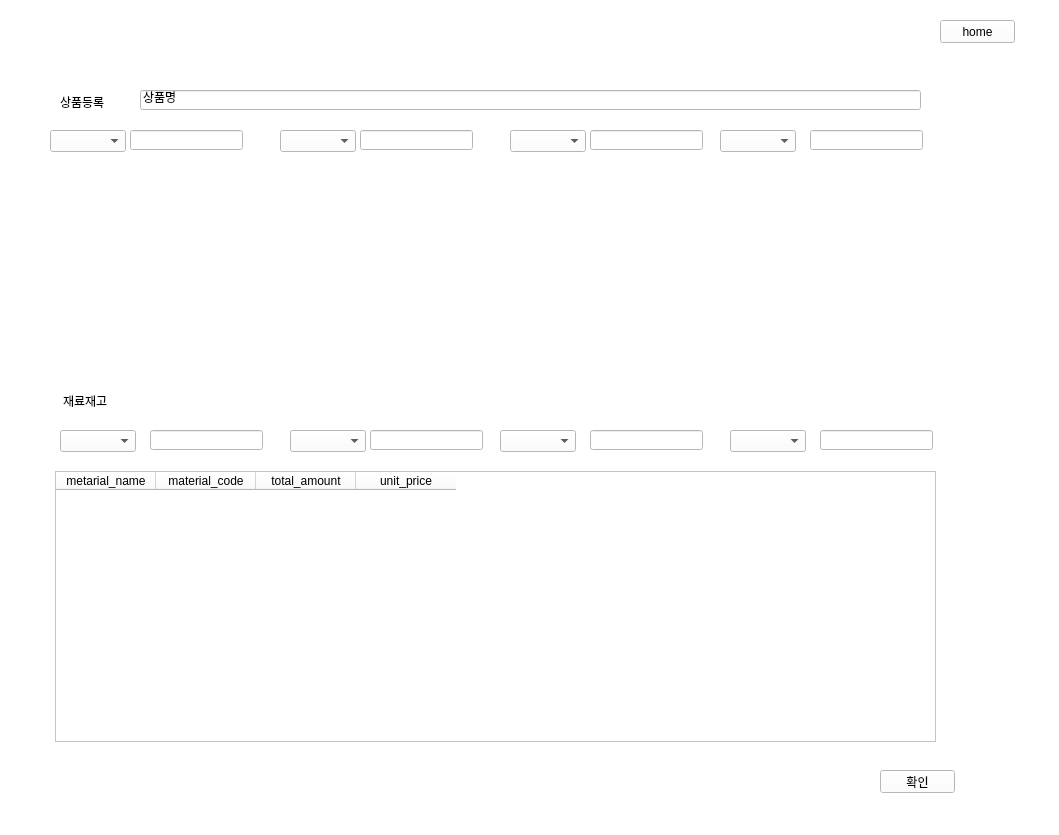
soyyoonn/SMARTSTORE, file smartstore.ui: the form before one commit.
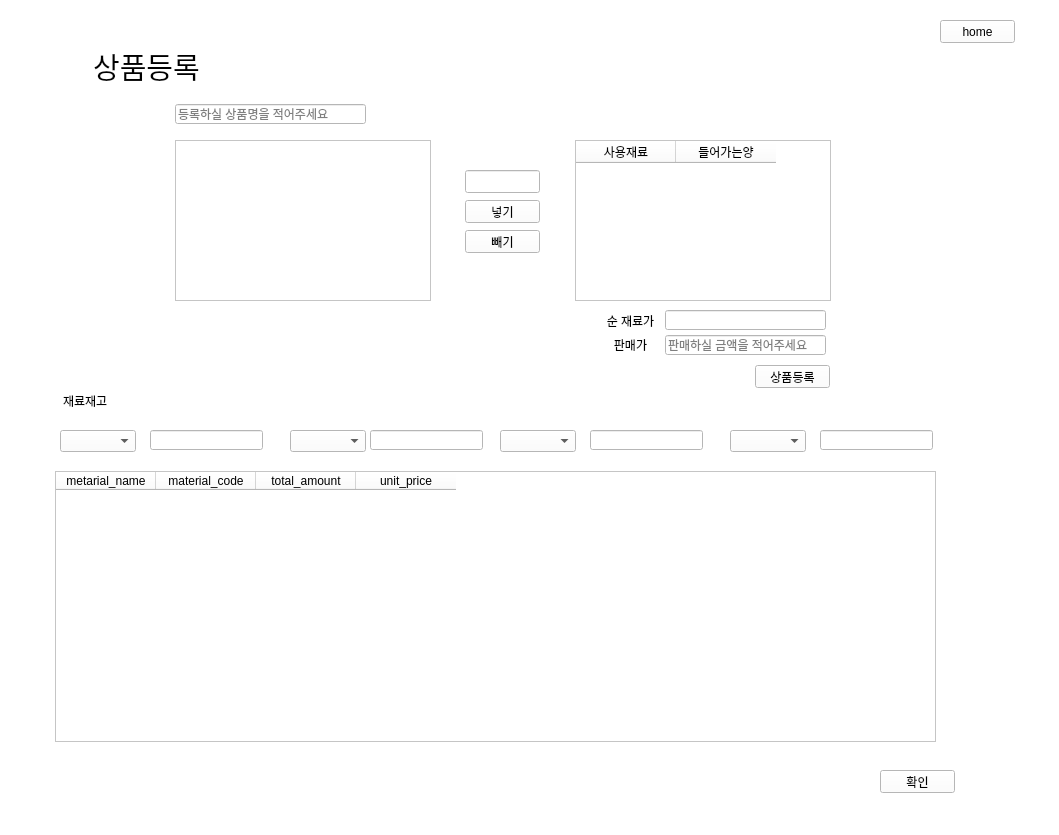
The form after the commit.

Commit message: 연수_상품등록 ui 수정, 상품등록 ui 실행 코드 작성

What changed in the file:
```diff
--- a/smartstore.ui
+++ b/smartstore.ui
@@ -600,39 +600,6 @@
     </widget>
    </widget>
    <widget class="QWidget" name="page_4">
-    <widget class="QLabel" name="label">
-     <property name="geometry">
-      <rect>
-       <x>60</x>
-       <y>96</y>
-       <width>56</width>
-       <height>12</height>
-      </rect>
-     </property>
-     <property name="text">
-      <string>상품등록</string>
-     </property>
-    </widget>
-    <widget class="QComboBox" name="material">
-     <property name="geometry">
-      <rect>
-       <x>50</x>
-       <y>130</y>
-       <width>76</width>
-       <height>22</height>
-      </rect>
-     </property>
-    </widget>
-    <widget class="QLineEdit" name="stock">
-     <property name="geometry">
-      <rect>
-       <x>130</x>
-       <y>130</y>
-       <width>113</width>
-       <height>20</height>
-      </rect>
-     </property>
-    </widget>
     <widget class="QLabel" name="label_2">
      <property name="geometry">
       <rect>
@@ -666,79 +633,6 @@
       </rect>
      </property>
     </widget>
-    <widget class="QLineEdit" name="productname">
-     <property name="geometry">
-      <rect>
-       <x>140</x>
-       <y>90</y>
-       <width>781</width>
-       <height>20</height>
-      </rect>
-     </property>
-     <property name="text">
-      <string>상품명</string>
-     </property>
-    </widget>
-    <widget class="QComboBox" name="material2">
-     <property name="geometry">
-      <rect>
-       <x>280</x>
-       <y>130</y>
-       <width>76</width>
-       <height>22</height>
-      </rect>
-     </property>
-    </widget>
-    <widget class="QLineEdit" name="stock2">
-     <property name="geometry">
-      <rect>
-       <x>360</x>
-       <y>130</y>
-       <width>113</width>
-       <height>20</height>
-      </rect>
-     </property>
-    </widget>
-    <widget class="QComboBox" name="material3">
-     <property name="geometry">
-      <rect>
-       <x>510</x>
-       <y>130</y>
-       <width>76</width>
-       <height>22</height>
-      </rect>
-     </property>
-    </widget>
-    <widget class="QLineEdit" name="stock3">
-     <property name="geometry">
-      <rect>
-       <x>590</x>
-       <y>130</y>
-       <width>113</width>
-       <height>20</height>
-      </rect>
-     </property>
-    </widget>
-    <widget class="QComboBox" name="material4">
-     <property name="geometry">
-      <rect>
-       <x>720</x>
-       <y>130</y>
-       <width>76</width>
-       <height>22</height>
-      </rect>
-     </property>
-    </widget>
-    <widget class="QLineEdit" name="stock4">
-     <property name="geometry">
-      <rect>
-       <x>810</x>
-       <y>130</y>
-       <width>113</width>
-       <height>20</height>
-      </rect>
-     </property>
-    </widget>
     <widget class="QComboBox" name="material6">
      <property name="geometry">
       <rect>
@@ -855,6 +749,177 @@
       </property>
      </column>
     </widget>
+    <widget class="QLabel" name="label_15">
+     <property name="geometry">
+      <rect>
+       <x>600</x>
+       <y>310</y>
+       <width>61</width>
+       <height>21</height>
+      </rect>
+     </property>
+     <property name="text">
+      <string>순 재료가</string>
+     </property>
+     <property name="alignment">
+      <set>Qt::AlignCenter</set>
+     </property>
+    </widget>
+    <widget class="QLineEdit" name="productname">
+     <property name="geometry">
+      <rect>
+       <x>175</x>
+       <y>104</y>
+       <width>191</width>
+       <height>20</height>
+      </rect>
+     </property>
+     <property name="text">
+      <string/>
+     </property>
+     <property name="placeholderText">
+      <string>등록하실 상품명을 적어주세요</string>
+     </property>
+    </widget>
+    <widget class="QPushButton" name="btn_registration">
+     <property name="geometry">
+      <rect>
+       <x>755</x>
+       <y>365</y>
+       <width>75</width>
+       <height>23</height>
+      </rect>
+     </property>
+     <property name="text">
+      <string>상품등록</string>
+     </property>
+    </widget>
+    <widget class="QListWidget" name="list_material">
+     <property name="geometry">
+      <rect>
+       <x>175</x>
+       <y>140</y>
+       <width>256</width>
+       <height>161</height>
+      </rect>
+     </property>
+    </widget>
+    <widget class="QPushButton" name="btn_productInput">
+     <property name="geometry">
+      <rect>
+       <x>465</x>
+       <y>200</y>
+       <width>75</width>
+       <height>23</height>
+      </rect>
+     </property>
+     <property name="text">
+      <string>넣기</string>
+     </property>
+    </widget>
+    <widget class="QTableWidget" name="table_material">
+     <property name="geometry">
+      <rect>
+       <x>575</x>
+       <y>140</y>
+       <width>256</width>
+       <height>161</height>
+      </rect>
+     </property>
+     <column>
+      <property name="text">
+       <string>사용재료</string>
+      </property>
+     </column>
+     <column>
+      <property name="text">
+       <string>들어가는양</string>
+      </property>
+     </column>
+    </widget>
+    <widget class="QLineEdit" name="led_productWeight">
+     <property name="geometry">
+      <rect>
+       <x>465</x>
+       <y>170</y>
+       <width>75</width>
+       <height>23</height>
+      </rect>
+     </property>
+    </widget>
+    <widget class="QPushButton" name="btn_productOutput">
+     <property name="geometry">
+      <rect>
+       <x>465</x>
+       <y>230</y>
+       <width>75</width>
+       <height>23</height>
+      </rect>
+     </property>
+     <property name="text">
+      <string>빼기</string>
+     </property>
+    </widget>
+    <widget class="QLineEdit" name="product_sellingPrice">
+     <property name="geometry">
+      <rect>
+       <x>665</x>
+       <y>335</y>
+       <width>161</width>
+       <height>20</height>
+      </rect>
+     </property>
+     <property name="placeholderText">
+      <string>판매하실 금액을 적어주세요</string>
+     </property>
+    </widget>
+    <widget class="QLineEdit" name="product_price">
+     <property name="geometry">
+      <rect>
+       <x>665</x>
+       <y>310</y>
+       <width>161</width>
+       <height>20</height>
+      </rect>
+     </property>
+     <property name="mouseTracking">
+      <bool>false</bool>
+     </property>
+    </widget>
+    <widget class="QLabel" name="label_16">
+     <property name="geometry">
+      <rect>
+       <x>600</x>
+       <y>335</y>
+       <width>61</width>
+       <height>20</height>
+      </rect>
+     </property>
+     <property name="text">
+      <string>판매가</string>
+     </property>
+     <property name="alignment">
+      <set>Qt::AlignCenter</set>
+     </property>
+    </widget>
+    <widget class="QLabel" name="label_17">
+     <property name="geometry">
+      <rect>
+       <x>75</x>
+       <y>45</y>
+       <width>151</width>
+       <height>41</height>
+      </rect>
+     </property>
+     <property name="styleSheet">
+      <string notr="true">font: 22pt &quot;GyeonggiBatang&quot;;
+</string>
+     </property>
+     <property name="text">
+      <string>&lt;html&gt;&lt;head/&gt;&lt;body&gt;&lt;p align=&quot;center&quot;&gt;&lt;span style=&quot; font-size:22pt;&quot;&gt;상품등록
+&lt;/span&gt;&lt;/p&gt;&lt;/body&gt;&lt;/html&gt;</string>
+     </property>
+    </widget>
    </widget>
    <widget class="QWidget" name="page_5">
     <widget class="QLabel" name="label_3">
```
The commit also changes 1 other file.
